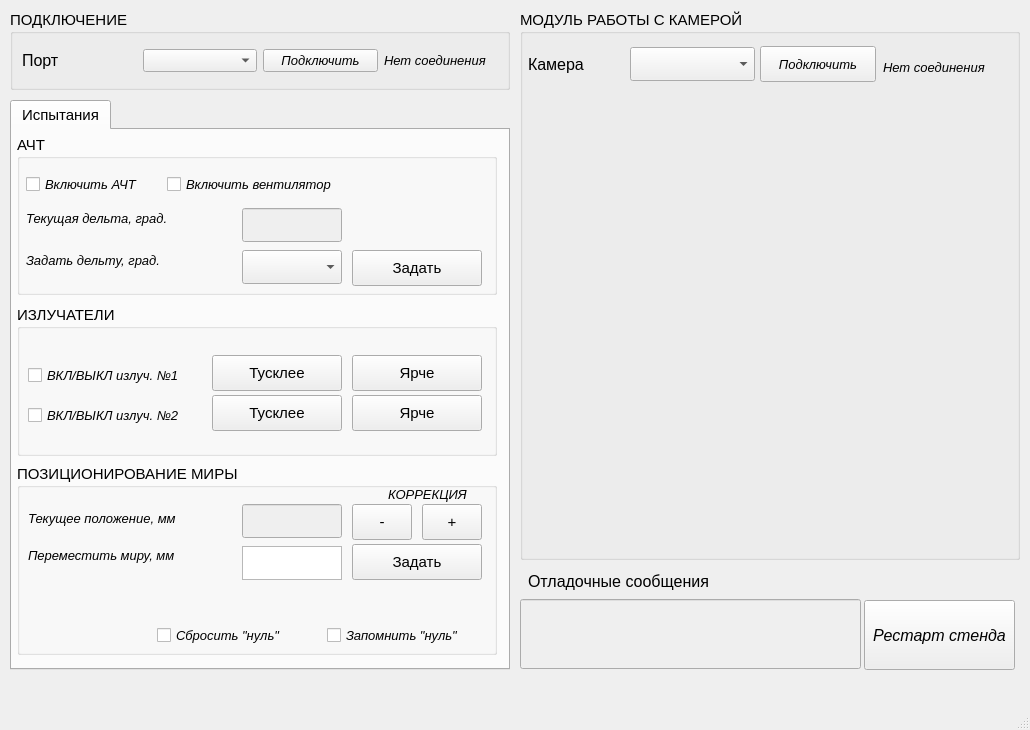
This is front/mainwindow.ui in IdelKonstantin/stend as Qt 5 draws it before an edit. The edited form follows.
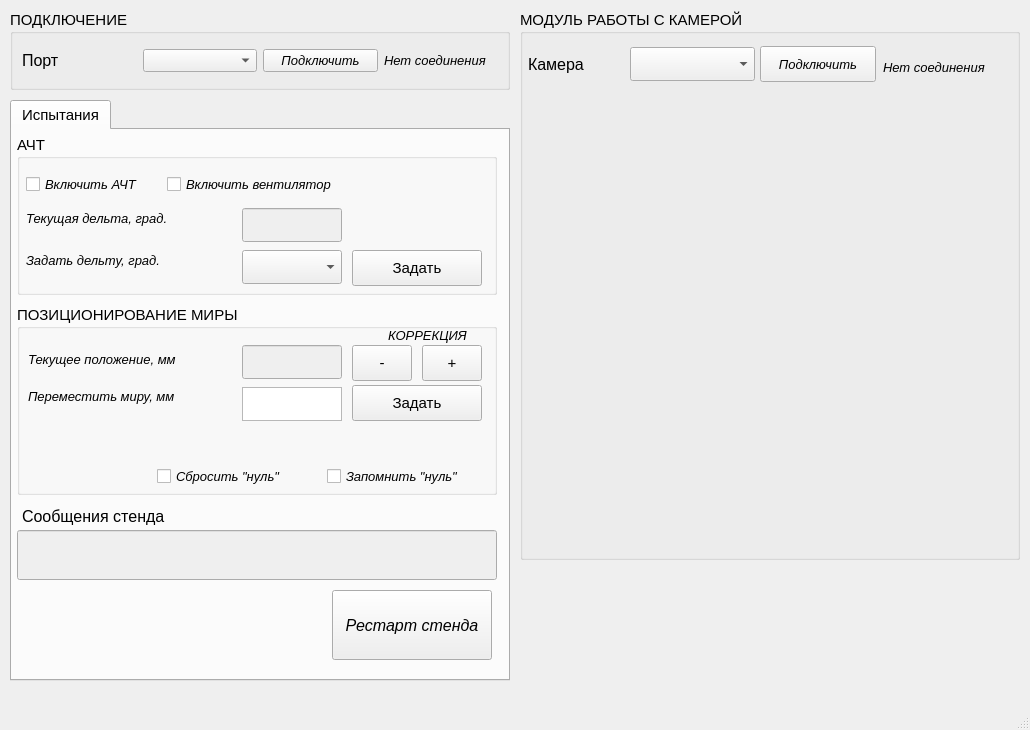
This is the edited form.

What changed in the file:
```diff
--- a/front/mainwindow.ui
+++ b/front/mainwindow.ui
@@ -97,7 +97,7 @@
       <x>10</x>
       <y>100</y>
       <width>500</width>
-      <height>570</height>
+      <height>581</height>
      </rect>
     </property>
     <property name="font">
@@ -268,129 +268,13 @@
        </property>
       </widget>
      </widget>
-     <widget class="QGroupBox" name="groupBox_Izluch">
-      <property name="geometry">
-       <rect>
-        <x>5</x>
-        <y>175</y>
-        <width>480</width>
-        <height>151</height>
-       </rect>
-      </property>
-      <property name="font">
-       <font>
-        <pointsize>11</pointsize>
-        <weight>50</weight>
-        <bold>false</bold>
-       </font>
-      </property>
-      <property name="title">
-       <string notr="true">ИЗЛУЧАТЕЛИ</string>
-      </property>
-      <widget class="QCheckBox" name="checkBoxIzluch1">
-       <property name="geometry">
-        <rect>
-         <x>11</x>
-         <y>60</y>
-         <width>163</width>
-         <height>20</height>
-        </rect>
-       </property>
-       <property name="font">
-        <font>
-         <family>Arimo</family>
-         <pointsize>10</pointsize>
-         <weight>50</weight>
-         <italic>true</italic>
-         <bold>false</bold>
-        </font>
-       </property>
-       <property name="text">
-        <string>ВКЛ/ВЫКЛ излуч. №1</string>
-       </property>
-      </widget>
-      <widget class="QCheckBox" name="checkBoxIzluch2">
-       <property name="geometry">
-        <rect>
-         <x>11</x>
-         <y>100</y>
-         <width>164</width>
-         <height>20</height>
-        </rect>
-       </property>
-       <property name="font">
-        <font>
-         <family>Arimo</family>
-         <pointsize>10</pointsize>
-         <weight>50</weight>
-         <italic>true</italic>
-         <bold>false</bold>
-        </font>
-       </property>
-       <property name="text">
-        <string>ВКЛ/ВЫКЛ излуч. №2</string>
-       </property>
-      </widget>
-      <widget class="QPushButton" name="pushButtonIzluch1Down">
-       <property name="geometry">
-        <rect>
-         <x>195</x>
-         <y>50</y>
-         <width>130</width>
-         <height>36</height>
-        </rect>
-       </property>
-       <property name="text">
-        <string>Тусклее</string>
-       </property>
-      </widget>
-      <widget class="QPushButton" name="pushButtonIzluch2Down">
-       <property name="geometry">
-        <rect>
-         <x>195</x>
-         <y>90</y>
-         <width>130</width>
-         <height>36</height>
-        </rect>
-       </property>
-       <property name="text">
-        <string>Тусклее</string>
-       </property>
-      </widget>
-      <widget class="QPushButton" name="pushButtonIzluch1Up">
-       <property name="geometry">
-        <rect>
-         <x>335</x>
-         <y>50</y>
-         <width>130</width>
-         <height>36</height>
-        </rect>
-       </property>
-       <property name="text">
-        <string>Ярче</string>
-       </property>
-      </widget>
-      <widget class="QPushButton" name="pushButtonIzluch2Up">
-       <property name="geometry">
-        <rect>
-         <x>335</x>
-         <y>90</y>
-         <width>130</width>
-         <height>36</height>
-        </rect>
-       </property>
-       <property name="text">
-        <string>Ярче</string>
-       </property>
-      </widget>
-     </widget>
      <widget class="QGroupBox" name="groupBox_Mira">
       <property name="geometry">
        <rect>
         <x>5</x>
-        <y>334</y>
+        <y>175</y>
         <width>480</width>
-        <height>191</height>
+        <height>190</height>
        </rect>
       </property>
       <property name="font">
@@ -579,6 +463,60 @@
        </property>
       </widget>
      </widget>
+     <widget class="QLabel" name="label_debugPrint">
+      <property name="geometry">
+       <rect>
+        <x>10</x>
+        <y>375</y>
+        <width>231</width>
+        <height>23</height>
+       </rect>
+      </property>
+      <property name="font">
+       <font>
+        <pointsize>12</pointsize>
+       </font>
+      </property>
+      <property name="text">
+       <string>Cообщения стенда</string>
+      </property>
+     </widget>
+     <widget class="QLineEdit" name="lineEditDebugPrintout">
+      <property name="enabled">
+       <bool>false</bool>
+      </property>
+      <property name="geometry">
+       <rect>
+        <x>5</x>
+        <y>400</y>
+        <width>480</width>
+        <height>50</height>
+       </rect>
+      </property>
+      <property name="acceptDrops">
+       <bool>false</bool>
+      </property>
+     </widget>
+     <widget class="QPushButton" name="pushButtonRestart">
+      <property name="geometry">
+       <rect>
+        <x>320</x>
+        <y>460</y>
+        <width>160</width>
+        <height>70</height>
+       </rect>
+      </property>
+      <property name="font">
+       <font>
+        <family>Arimo</family>
+        <pointsize>12</pointsize>
+        <italic>true</italic>
+       </font>
+      </property>
+      <property name="text">
+       <string>Рестарт стенда</string>
+      </property>
+     </widget>
     </widget>
    </widget>
    <widget class="QGroupBox" name="groupBox">
@@ -687,22 +625,6 @@
      </property>
     </widget>
    </widget>
-   <widget class="QLineEdit" name="lineEditDebugPrintout">
-    <property name="enabled">
-     <bool>false</bool>
-    </property>
-    <property name="geometry">
-     <rect>
-      <x>520</x>
-      <y>599</y>
-      <width>341</width>
-      <height>70</height>
-     </rect>
-    </property>
-    <property name="acceptDrops">
-     <bool>false</bool>
-    </property>
-   </widget>
    <widget class="QWidget" name="layoutWidget">
     <property name="geometry">
      <rect>
@@ -714,44 +636,6 @@
     </property>
     <layout class="QHBoxLayout" name="horizontalLayout_2"/>
    </widget>
-   <widget class="QLabel" name="label_debugPrint">
-    <property name="geometry">
-     <rect>
-      <x>528</x>
-      <y>570</y>
-      <width>231</width>
-      <height>23</height>
-     </rect>
-    </property>
-    <property name="font">
-     <font>
-      <pointsize>12</pointsize>
-     </font>
-    </property>
-    <property name="text">
-     <string>Отладочные сообщения</string>
-    </property>
-   </widget>
-   <widget class="QPushButton" name="pushButtonRestart">
-    <property name="geometry">
-     <rect>
-      <x>864</x>
-      <y>600</y>
-      <width>151</width>
-      <height>70</height>
-     </rect>
-    </property>
-    <property name="font">
-     <font>
-      <family>Arimo</family>
-      <pointsize>12</pointsize>
-      <italic>true</italic>
-     </font>
-    </property>
-    <property name="text">
-     <string>Рестарт стенда</string>
-    </property>
-   </widget>
   </widget>
   <widget class="QMenuBar" name="menubar">
    <property name="geometry">
```
